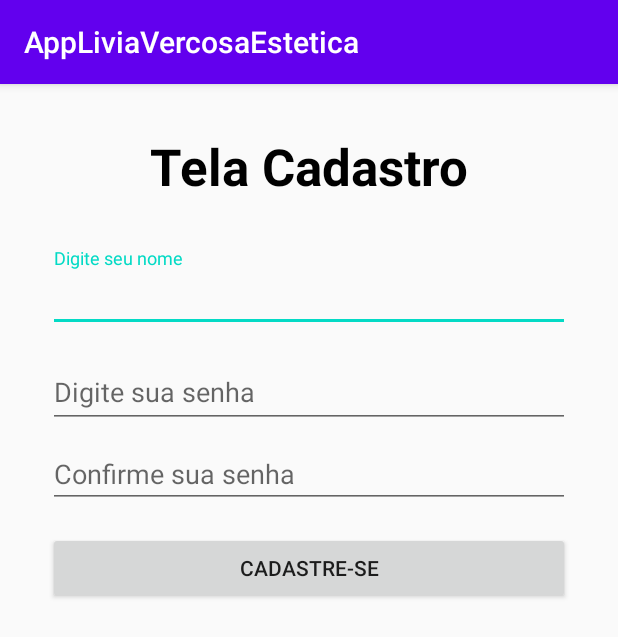
After one commit to AndrewMarques2018/AppLiviaVercosaEstetica, an Android app: the Cadastro screen opened directly, with no data from a screen before it, on a phone screen of 412 x 824 dp. The commit adds this screen. Shown: the top 637 px of the screen. Run offline under Robolectric (Android 15) with nearby library versions, the phone set to English and light mode, and no system bars.

Commit message:
Cadastre-se
implementação de telas Login, Cadastro e Registro
implementação de troca de telas

```diff
--- a/app/build.gradle
+++ b/app/build.gradle
@@ -33,6 +33,7 @@ dependencies {
 
     implementation 'androidx.appcompat:appcompat:1.5.1'
     implementation 'androidx.constraintlayout:constraintlayout:2.1.4'
+    implementation 'com.google.android.material:material:1.7.0'
     testImplementation 'junit:junit:4.13.2'
     androidTestImplementation 'androidx.test.ext:junit:1.1.4'
     androidTestImplementation 'androidx.test.espresso:espresso-core:3.5.0'
--- /dev/null
+++ b/app/src/main/java/com/andrewmarques/android/appliviavercosaestetica/Cadastro.java
@@ -0,0 +1,17 @@
+package com.andrewmarques.android.appliviavercosaestetica;
+
+import androidx.appcompat.app.AppCompatActivity;
+
+import android.content.Intent;
+import android.os.Bundle;
+import android.view.View;
+import android.widget.TextView;
+
+public class Cadastro extends AppCompatActivity {
+
+    @Override
+    protected void onCreate(Bundle savedInstanceState) {
+        super.onCreate(savedInstanceState);
+        setContentView(R.layout.activity_cadastro);
+    }
+}
--- /dev/null
+++ b/app/src/main/res/layout/activity_cadastro.xml
@@ -0,0 +1,94 @@
+<?xml version="1.0" encoding="utf-8"?>
+<androidx.constraintlayout.widget.ConstraintLayout xmlns:android="http://schemas.android.com/apk/res/android"
+    xmlns:app="http://schemas.android.com/apk/res-auto"
+    xmlns:tools="http://schemas.android.com/tools"
+    android:layout_width="match_parent"
+    android:layout_height="match_parent"
+    tools:context=".Cadastro">
+
+    <com.google.android.material.textfield.TextInputLayout
+        android:layout_width="0dp"
+        android:layout_height="wrap_content"
+        android:layout_marginStart="32dp"
+        android:layout_marginTop="8dp"
+        android:layout_marginEnd="32dp"
+        android:hint="Digite sua senha"
+        app:layout_constraintEnd_toEndOf="parent"
+        app:layout_constraintStart_toStartOf="parent"
+        app:layout_constraintTop_toBottomOf="@+id/textInputLayout3">
+
+    </com.google.android.material.textfield.TextInputLayout>
+
+    <TextView
+        android:id="@+id/textView6"
+        android:layout_width="wrap_content"
+        android:layout_height="wrap_content"
+        android:layout_marginStart="32dp"
+        android:layout_marginTop="32dp"
+        android:layout_marginEnd="32dp"
+        android:text="Tela Cadastro"
+        android:textColor="#000000"
+        android:textSize="34sp"
+        android:textStyle="bold"
+        app:layout_constraintEnd_toEndOf="parent"
+        app:layout_constraintStart_toStartOf="parent"
+        app:layout_constraintTop_toTopOf="parent" />
+
+    <com.google.android.material.textfield.TextInputLayout
+        android:id="@+id/textInputLayout3"
+        android:layout_width="0dp"
+        android:layout_height="wrap_content"
+        android:layout_marginStart="32dp"
+        android:layout_marginTop="32dp"
+        android:layout_marginEnd="32dp"
+        app:layout_constraintEnd_toEndOf="parent"
+        app:layout_constraintStart_toStartOf="parent"
+        app:layout_constraintTop_toBottomOf="@+id/textView6">
+
+        <com.google.android.material.textfield.TextInputEditText
+            android:layout_width="match_parent"
+            android:layout_height="wrap_content"
+            android:hint="Digite seu nome" />
+    </com.google.android.material.textfield.TextInputLayout>
+
+    <com.google.android.material.textfield.TextInputLayout
+        android:id="@+id/textInputLayout4"
+        android:layout_width="0dp"
+        android:layout_height="wrap_content"
+        android:layout_marginStart="32dp"
+        android:layout_marginTop="8dp"
+        android:layout_marginEnd="32dp"
+        app:layout_constraintEnd_toEndOf="parent"
+        app:layout_constraintStart_toStartOf="parent"
+        app:layout_constraintTop_toBottomOf="@+id/textInputLayout3">
+
+        <com.google.android.material.textfield.TextInputEditText
+            android:layout_width="match_parent"
+            android:layout_height="wrap_content"
+            android:hint="Digite sua senha" />
+    </com.google.android.material.textfield.TextInputLayout>
+
+    <com.google.android.material.textfield.TextInputEditText
+        android:id="@+id/textInputEditText"
+        android:layout_width="match_parent"
+        android:layout_height="wrap_content"
+        android:layout_marginStart="32dp"
+        android:layout_marginTop="8dp"
+        android:layout_marginEnd="32dp"
+        android:hint="Confirme sua senha"
+        app:layout_constraintEnd_toEndOf="parent"
+        app:layout_constraintStart_toStartOf="parent"
+        app:layout_constraintTop_toBottomOf="@+id/textInputLayout4" />
+
+    <Button
+        android:id="@+id/button2"
+        android:layout_width="0dp"
+        android:layout_height="wrap_content"
+        android:layout_marginStart="32dp"
+        android:layout_marginTop="16dp"
+        android:layout_marginEnd="32dp"
+        android:text="Cadastre-se"
+        app:layout_constraintEnd_toEndOf="parent"
+        app:layout_constraintStart_toStartOf="parent"
+        app:layout_constraintTop_toBottomOf="@+id/textInputEditText" />
+</androidx.constraintlayout.widget.ConstraintLayout>
```
Also changed, not shown: app/src/main/AndroidManifest.xml (+14 -0 lines), app/src/main/java/com/andrewmarques/android/appliviavercosaestetica/Login.java (added, +14 -0 lines), app/src/main/java/com/andrewmarques/android/appliviavercosaestetica/MainActivity.java (+11 -2 lines), app/src/main/res/layout/activity_login.xml (added, +70 -0 lines), app/src/main/res/layout/activity_main.xml (deleted, +0 -18 lines), app/src/main/res/layout/slider1_intro.xml (+16 -0 lines), app/src/main/res/layout/slider_registro.xml (added, +55 -0 lines).
